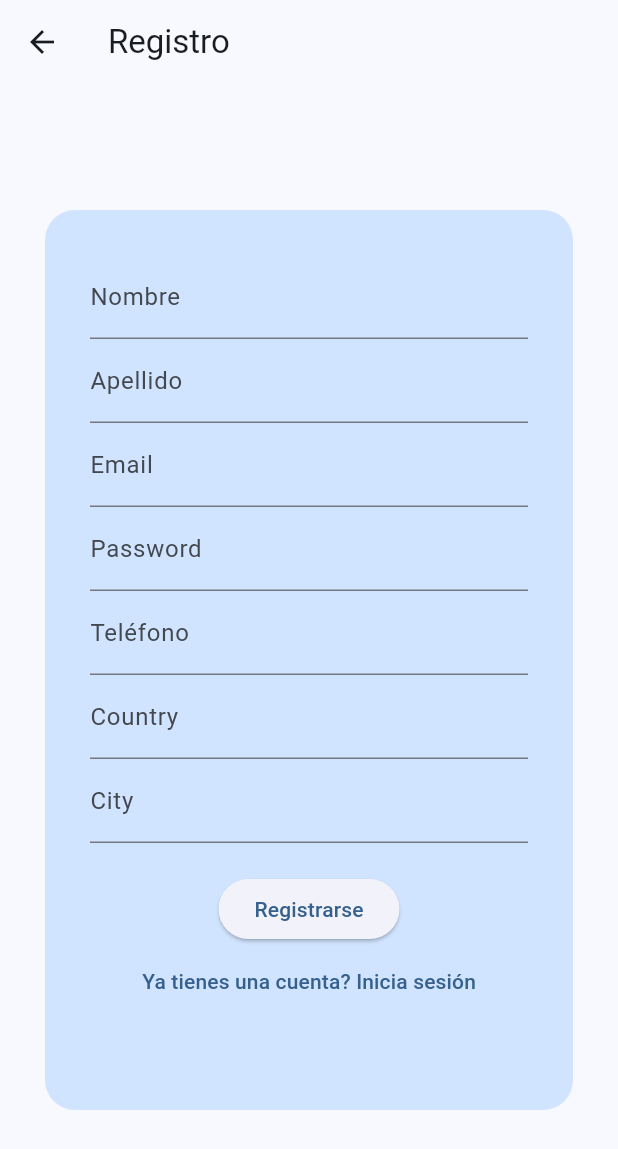
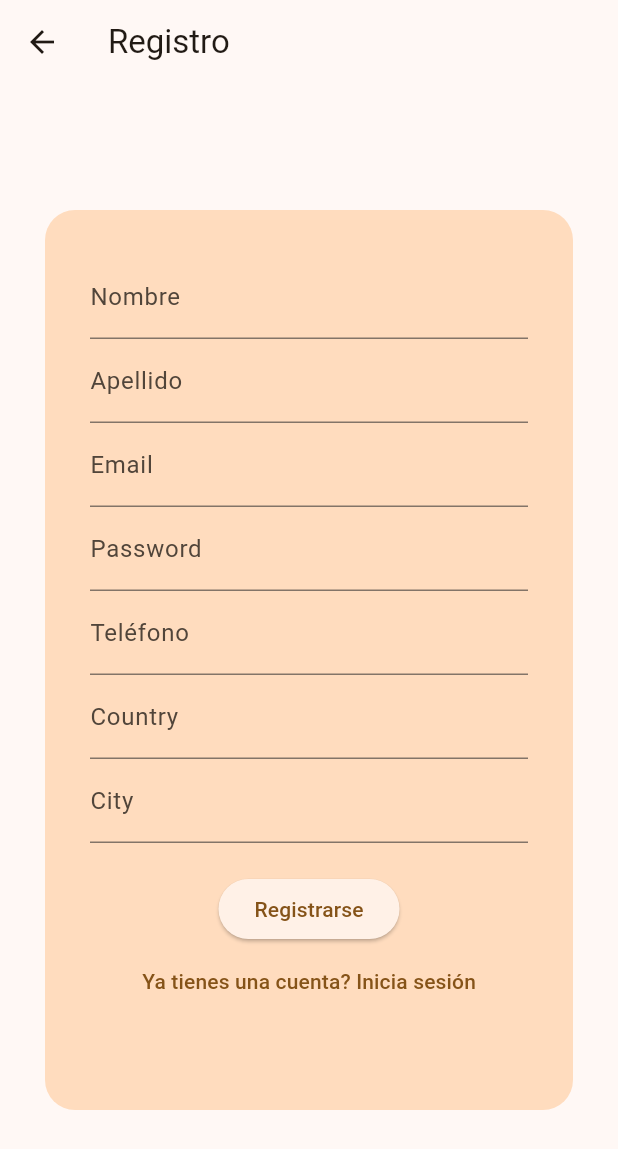
Before and after one commit to proyecto-resetas/recetarium_flutter, a Flutter app: the RegisterScreen screen opened by its route, on a phone screen of 412 x 824 dp. Shown: the top 1149 px of the screen. Run offline on Flutter 3.47's test engine with Material 3 defaults, Android fonts, the phone set to English and light mode, and no system bars; our stand-ins replace dio; network calls fail.

Commit message:
app funcional firts demo one

```diff
--- a/lib/api/get_api_recetas.dart
+++ b/lib/api/get_api_recetas.dart
@@ -23,7 +23,7 @@ RecetasAPI() {
     String _getBaseUrl() {
     if (Platform.isAndroid) {
       return 'http://10.0.2.2:4000/api/v1'; // Android (localhost -> 10.0.2.2)
-    } else if (Platform.isIOS) {
+    } else if (Platform.isIOS ) {
       return 'http://localhost:4000/api/v1'; // iOS (localhost)
     } else {
       throw Exception('Plataforma no soportada');
--- a/lib/app.dart
+++ b/lib/app.dart
@@ -19,7 +19,6 @@ class MyApp extends StatelessWidget {
         ChangeNotifierProvider(create: (_) => ViewRecipesProvider()),
         ChangeNotifierProvider(create: (_) => StepsProvider()),
 
-
       ],
       child: MaterialApp(
         title: 'Resetas',
--- a/lib/config/themes/app_theme.dart
+++ b/lib/config/themes/app_theme.dart
@@ -2,10 +2,12 @@
 import 'package:flutter/material.dart';
 
 // Colores personalizados
-const _colorCustoms = Color.fromARGB(226, 240, 6, 6);
+const _colorCustoms = Color.fromRGBO(254, 166, 33, 1);
+
 
 const List<Color> _colorThemes = [
   _colorCustoms,
+  Colors.orange,
   Colors.blue,
   Colors.green,
   Colors.yellow,
--- a/lib/models/recipes_model.dart
+++ b/lib/models/recipes_model.dart
@@ -67,11 +67,13 @@ class RecipesModel {
 class Step {
   final String description;
   final String time;
+  final int timeScreen;
   final String id;
 
   Step({
     required this.description,
     required this.time,
+    required this.timeScreen,
     required this.id,
   });
 
@@ -79,6 +81,7 @@ class Step {
     return Step(
       description: json['description'],
       time: json['time'],
+      timeScreen: json['timeScreen'],
       id: json['_id'],
     );
   }
--- a/lib/screens/login_screen.dart
+++ b/lib/screens/login_screen.dart
@@ -28,7 +28,7 @@ class _LoginScreenState extends State<LoginScreen> {
         child: Container(
           decoration: BoxDecoration(
           borderRadius: BorderRadius.circular(20), // Radio de los bordes
-          color: colors.primaryFixed,
+          color: colors.inversePrimary,
           ),
           margin: const EdgeInsets.symmetric(horizontal: 30.0),
           padding: const EdgeInsets.all(30.0),
--- a/lib/screens/recipes_details.screen.dart
+++ b/lib/screens/recipes_details.screen.dart
@@ -47,7 +47,7 @@ class RecipeDetailScreen extends StatelessWidget {
               recipe.nameRecipe,
               style: const TextStyle(fontSize: 24, fontWeight: FontWeight.bold),
             ),
-            Container(
+            SizedBox(
               height: 200,
               child: Column(
                 crossAxisAlignment: CrossAxisAlignment.start,
--- a/lib/screens/register_screen.dart
+++ b/lib/screens/register_screen.dart
@@ -32,7 +32,7 @@ class _RegisterScreenState extends State<RegisterScreen> {
 
     return Scaffold(
       appBar: AppBar(
-        title: Text('Registro'),
+        title: const Text('Registro'),
       ),
       body: Center(
         child: SingleChildScrollView(
@@ -41,8 +41,8 @@ class _RegisterScreenState extends State<RegisterScreen> {
             borderRadius: BorderRadius.circular(20), // Radio de los bordes
             color: colors.primaryFixed,
             ),
-            margin: EdgeInsets.symmetric(horizontal: 30.0),
-            padding: EdgeInsets.all(30.0),
+            margin: const EdgeInsets.symmetric(horizontal: 30.0),
+            padding: const EdgeInsets.all(30.0),
             width: 480.0,
             height: 600.0,
             child: Form(
@@ -51,7 +51,7 @@ class _RegisterScreenState extends State<RegisterScreen> {
                 children: [
                   TextFormField(
                     controller: firstNameController,
-                    decoration: InputDecoration(labelText: 'Nombre'),
+                    decoration: const InputDecoration(labelText: 'Nombre'),
                     validator: (value) {
                       if (value == null || value.isEmpty) {
                         return 'Por favor, ingresa tu nombre';
@@ -61,7 +61,7 @@ class _RegisterScreenState extends State<RegisterScreen> {
                   ),
                   TextFormField(
                     controller: lastNameController,
-                    decoration: InputDecoration(labelText: 'Apellido'),
+                    decoration: const InputDecoration(labelText: 'Apellido'),
                     validator: (value) {
                       if (value == null || value.isEmpty) {
                         return 'Por favor, ingresa tu apellido';
@@ -71,7 +71,7 @@ class _RegisterScreenState extends State<RegisterScreen> {
                   ),
                   TextFormField(
                     controller: emailController,
-                    decoration: InputDecoration(labelText: 'Email'),
+                    decoration: const InputDecoration(labelText: 'Email'),
                     validator: (value) {
                       if (value == null || value.isEmpty) {
                         return 'Por favor, ingresa tu email';
@@ -81,7 +81,7 @@ class _RegisterScreenState extends State<RegisterScreen> {
                   ),
                   TextFormField(
                     controller: passwordController,
-                    decoration: InputDecoration(labelText: 'Password'),
+                    decoration: const InputDecoration(labelText: 'Password'),
                     obscureText: true,
                     validator: (value) {
                       if (value == null || value.isEmpty) {
@@ -92,7 +92,7 @@ class _RegisterScreenState extends State<RegisterScreen> {
                   ),
                    TextFormField(
                     controller: phoneController,
-                    decoration: InputDecoration(labelText: 'Teléfono'),
+                    decoration: const InputDecoration(labelText: 'Teléfono'),
                     validator: (value) {
                       if (value == null || value.isEmpty) {
                         return 'Por favor, ingresa tu teléfono';
@@ -102,7 +102,7 @@ class _RegisterScreenState extends State<RegisterScreen> {
                   ),
                    TextFormField(
                     controller: countryController,
-                    decoration: InputDecoration(labelText: 'Country',),
+                    decoration: const InputDecoration(labelText: 'Country',),
                     validator: (value) {
                       if (value == null || value.isEmpty) {
                         return 'Por favor, ingresa tu Country';
@@ -112,7 +112,7 @@ class _RegisterScreenState extends State<RegisterScreen> {
                   ),
                    TextFormField(
                     controller: cityController,
-                    decoration: InputDecoration(labelText: 'City'),
+                    decoration: const InputDecoration(labelText: 'City'),
                     validator: (value) {
                       if (value == null || value.isEmpty) {
                         return 'Por favor, ingresa tu City';
@@ -120,7 +120,7 @@ class _RegisterScreenState extends State<RegisterScreen> {
                       return null;
                     },
                   ),
-                  SizedBox(height: 20),
+                  const SizedBox(height: 20),
                   ElevatedButton(
                     onPressed: () async {
                       if (_formKey.currentState!.validate()) {
@@ -140,7 +140,7 @@ class _RegisterScreenState extends State<RegisterScreen> {
                           Navigator.pushReplacementNamed(context, '/home');
                         } else {
                           ScaffoldMessenger.of(context).showSnackBar(
-                            SnackBar(content: Text('Registro fallido')),
+                            const SnackBar(content: Text('Registro fallido')),
                           );
                         }
                       }
--- a/lib/widgets/card_recipe.dart
+++ b/lib/widgets/card_recipe.dart
@@ -57,7 +57,7 @@ class CardRecipe extends StatelessWidget {
                     recipes.descriptionRecipe,
                     maxLines: 2,  // Limita el número de líneas visibles
                     overflow: TextOverflow.ellipsis,
-                    style: TextStyle(color: Colors.black54), // Muestra '...' cuando se corta
+                    style: const TextStyle(color: Colors.black54), // Muestra '...' cuando se corta
                     ),
                    //  SizedBox(height: 20,),
                     Wrap(
```
Also changed, not shown: lib/providers/steps_provider.dart (+52 -23 lines), lib/screens/steps_screen.dart (+115 -73 lines), lib/widgets/view_recipes.dart (+0 -18 lines), 2 other files.
